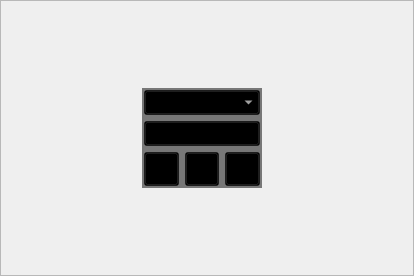
The window that client/electricalsimulator.ui (lev12/launcher) describes before a commit, drawn with Qt 5.
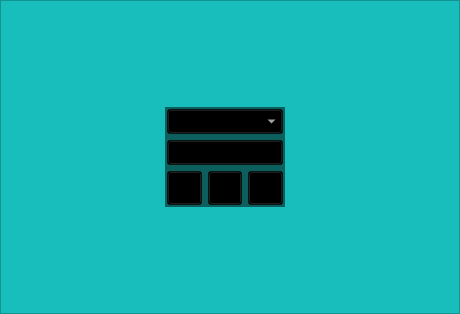
The same window after the commit. Icons and pictures are not drawn.

What changed in the file:
```diff
--- a/client/electricalsimulator.ui
+++ b/client/electricalsimulator.ui
@@ -6,15 +6,15 @@
    <rect>
     <x>0</x>
     <y>0</y>
-    <width>414</width>
-    <height>276</height>
+    <width>460</width>
+    <height>314</height>
    </rect>
   </property>
   <property name="windowTitle">
    <string>Frame</string>
   </property>
   <property name="styleSheet">
-   <string notr="true">color: rgba(47, 47, 47, 80);</string>
+   <string notr="true">background-color: rgb(24, 190, 187);</string>
   </property>
   <property name="frameShape">
    <enum>QFrame::StyledPanel</enum>
@@ -22,12 +22,40 @@
   <property name="frameShadow">
    <enum>QFrame::Raised</enum>
   </property>
-  <layout class="QVBoxLayout" name="verticalLayout" stretch="6,0">
+  <layout class="QVBoxLayout" name="verticalLayout" stretch="0,0">
    <property name="spacing">
     <number>0</number>
    </property>
+   <property name="leftMargin">
+    <number>0</number>
+   </property>
+   <property name="topMargin">
+    <number>0</number>
+   </property>
+   <property name="rightMargin">
+    <number>0</number>
+   </property>
+   <property name="bottomMargin">
+    <number>0</number>
+   </property>
    <item>
+    <widget class="QWidget" name="horizontal_widget" native="true">
     <layout class="QHBoxLayout" name="horizontalLayout">
+      <property name="spacing">
+       <number>0</number>
+      </property>
+      <property name="leftMargin">
+       <number>0</number>
+      </property>
+      <property name="topMargin">
+       <number>0</number>
+      </property>
+      <property name="rightMargin">
+       <number>0</number>
+      </property>
+      <property name="bottomMargin">
+       <number>0</number>
+      </property>
      <item>
       <spacer name="horizontalSpacer_2">
        <property name="orientation">
@@ -271,6 +299,7 @@
       </spacer>
      </item>
     </layout>
+    </widget>
    </item>
    <item>
     <layout class="QHBoxLayout" name="horizontalLayout_for_progressBar"/>
```
Lines whose indentation alone changed are shown as unchanged.
